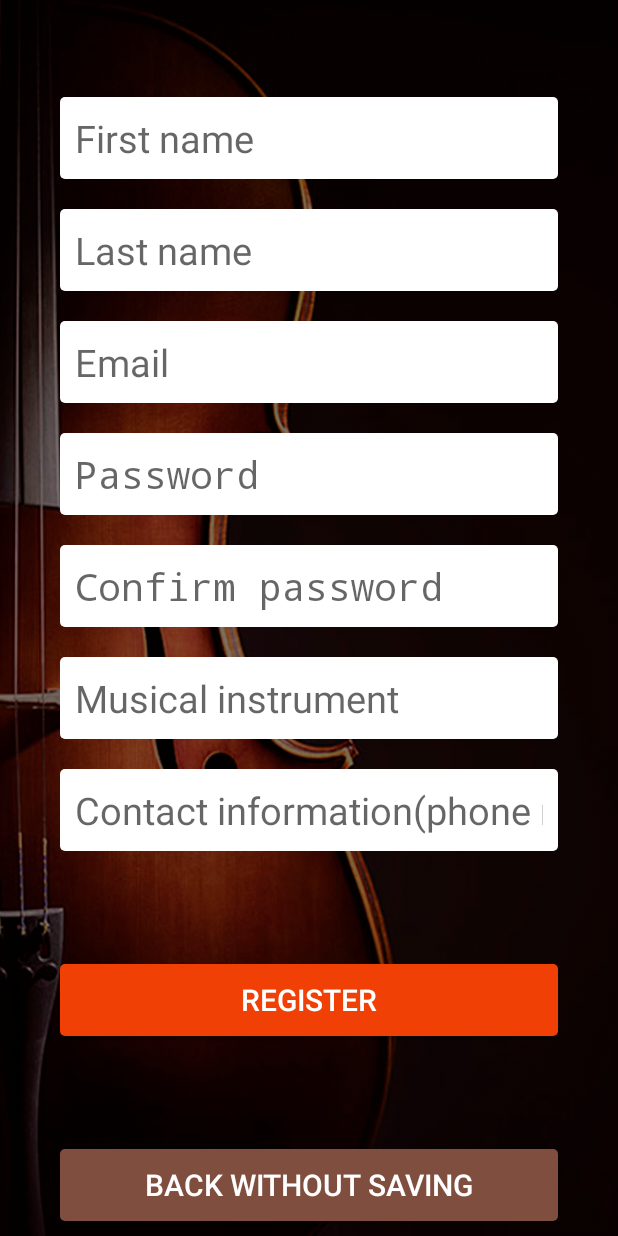
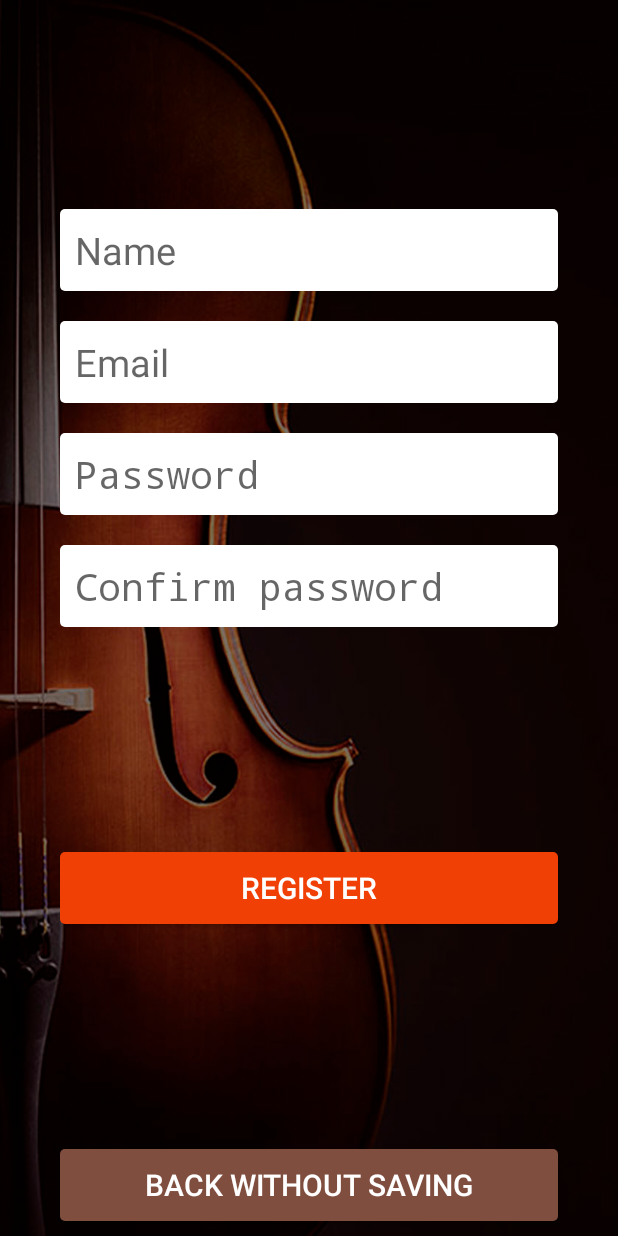
Before and after one commit to JerryMann/Jammin, an Android app: the SignUpActivity screen opened directly, with no data from a screen before it, on a phone screen of 412 x 824 dp. Run offline under Robolectric (Android 15) with nearby library versions, the phone set to English and light mode, and no system bars.

Commit message:
implemeted few libraries. Implemented draft MVP

```diff
--- a/app/src/main/java/by/itacademy/pvt/jammin/SignUpActivity.kt
+++ b/app/src/main/java/by/itacademy/pvt/jammin/SignUpActivity.kt
@@ -2,7 +2,10 @@ package by.itacademy.pvt.jammin
 
 import android.app.Activity
 import android.os.Bundle
+import android.widget.TextView
 import kotlinx.android.synthetic.main.activity_sign_up.*
+
+
 
 class SignUpActivity : Activity() {
 
@@ -10,6 +13,15 @@ class SignUpActivity : Activity() {
         super.onCreate(savedInstanceState)
         setContentView(R.layout.activity_sign_up)
 
+        val name = findViewById<TextView>(R.id.createName)
+        val email = findViewById<TextView>(R.id.createEmail)
+        val passwordOne = findViewById<TextView>(R.id.createPassword)
+        val passwordTwo = findViewById<TextView>(R.id.confirmPassword)
+
+        registerButton.setOnClickListener {
+
+        }
+
         backToTitle.setOnClickListener {
             onBackPressed()
         }
--- a/app/src/main/java/by/itacademy/pvt/jammin/entity/User.kt
+++ b/app/src/main/java/by/itacademy/pvt/jammin/entity/User.kt
@@ -2,10 +2,8 @@ package by.itacademy.pvt.jammin.entity
 
 class User(
     val id: String,
-    var email: String,
-    var password: String,
     var name: String,
     var instrument: String?,
     var contact: String?,
-    var imageUrl: String?
+    var imageUrl: String
 )
--- a/app/src/main/res/layout/activity_list_user.xml
+++ b/app/src/main/res/layout/activity_list_user.xml
@@ -51,7 +51,7 @@
                 android:layout_marginTop="10dp"/>
 
         <Button
-                android:id="@+id/savedList"
+                android:id="@+id/savedListButton"
                 android:layout_width="70dp"
                 android:layout_height="70dp"
                 android:background="@drawable/ic_storage_yellow_24dp"
--- a/app/src/main/res/layout/activity_sign_up.xml
+++ b/app/src/main/res/layout/activity_sign_up.xml
@@ -14,24 +14,13 @@
             android:layout_weight="1"/>
 
     <EditText
-            android:id="@+id/createFirstName"
+            android:id="@+id/createName"
             style="@style/EditTextStyle"
             android:layout_width="match_parent"
             android:layout_height="wrap_content"
-            android:autofillHints="@string/first_name"
+            android:autofillHints="@string/name"
             android:background="@drawable/roundcorner_edit_text"
-            android:hint="@string/first_name"
-            android:inputType="text"
-            tools:targetApi="o"/>
-
-    <EditText
-            android:id="@+id/createLastName"
-            style="@style/EditTextStyle"
-            android:layout_width="match_parent"
-            android:layout_height="wrap_content"
-            android:autofillHints="@string/last_name"
-            android:background="@drawable/roundcorner_edit_text"
-            android:hint="@string/last_name"
+            android:hint="@string/name"
             android:inputType="text"
             tools:targetApi="o"/>
 
@@ -68,28 +57,6 @@
             android:inputType="textPassword"
             tools:targetApi="o"/>
 
-    <EditText
-            android:id="@+id/createInstrument"
-            style="@style/EditTextStyle"
-            android:layout_width="match_parent"
-            android:layout_height="wrap_content"
-            android:autofillHints="@string/musical_instrument"
-            android:background="@drawable/roundcorner_edit_text"
-            android:hint="@string/musical_instrument"
-            android:inputType="text"
-            tools:targetApi="o"/>
-
-    <EditText
-            android:id="@+id/createContact"
-            style="@style/EditTextStyle"
-            android:layout_width="match_parent"
-            android:layout_height="wrap_content"
-            android:autofillHints="@string/contact_information_phone_number"
-            android:background="@drawable/roundcorner_edit_text"
-            android:hint="@string/contact_information_phone_number"
-            android:inputType="text"
-            tools:targetApi="o"/>
-
     <TextView
             android:layout_width="wrap_content"
             android:layout_height="0dp"
--- a/app/src/main/res/values/strings.xml
+++ b/app/src/main/res/values/strings.xml
@@ -21,4 +21,5 @@
     <string name="your_name">Your name</string>
     <string name="your_instrument">Your instrument</string>
     <string name="your_contact_information">Your contact information</string>
+    <string name="name">Name</string>
 </resources>
```
Also changed, not shown: app/build.gradle (+17 -0 lines), app/src/main/AndroidManifest.xml (+5 -3 lines), app/src/main/java/by/itacademy/pvt/jammin/SignInActivity.kt (+43 -1 lines), app/src/main/java/by/itacademy/pvt/jammin/entity/UserManagerTemp.kt (+0 -12 lines), app/src/main/java/by/itacademy/pvt/jammin/mvp/UserProfileActivity.kt (deleted, +0 -18 lines), app/src/main/java/by/itacademy/pvt/jammin/mvp/YourProfileActivity.kt (deleted, +0 -17 lines), app/src/main/java/by/itacademy/pvt/jammin/mvp/userList/UserListActivity.kt (renamed from app/src/main/java/by/itacademy/pvt/jammin/mvp/UserListActivity.kt, +24 -3 lines), app/src/main/java/by/itacademy/pvt/jammin/mvp/userList/UserListPresenter.kt (added, +26 -0 lines), app/src/main/java/by/itacademy/pvt/jammin/mvp/userList/UserListView.kt (added, +7 -0 lines), app/src/main/java/by/itacademy/pvt/jammin/mvp/userProfile/UserProfileActivity.kt (added, +68 -0 lines), app/src/main/java/by/itacademy/pvt/jammin/mvp/userProfile/UserProfilePresenter.kt (added, +26 -0 lines), app/src/main/java/by/itacademy/pvt/jammin/mvp/userProfile/UserProfileView.kt (added, +7 -0 lines), app/src/main/java/by/itacademy/pvt/jammin/mvp/yourProfile/YourProfileActivity.kt (added, +35 -0 lines), app/src/main/java/by/itacademy/pvt/jammin/mvp/yourProfile/YourProfilePresenter.kt (added, +18 -0 lines), 1 more files.
